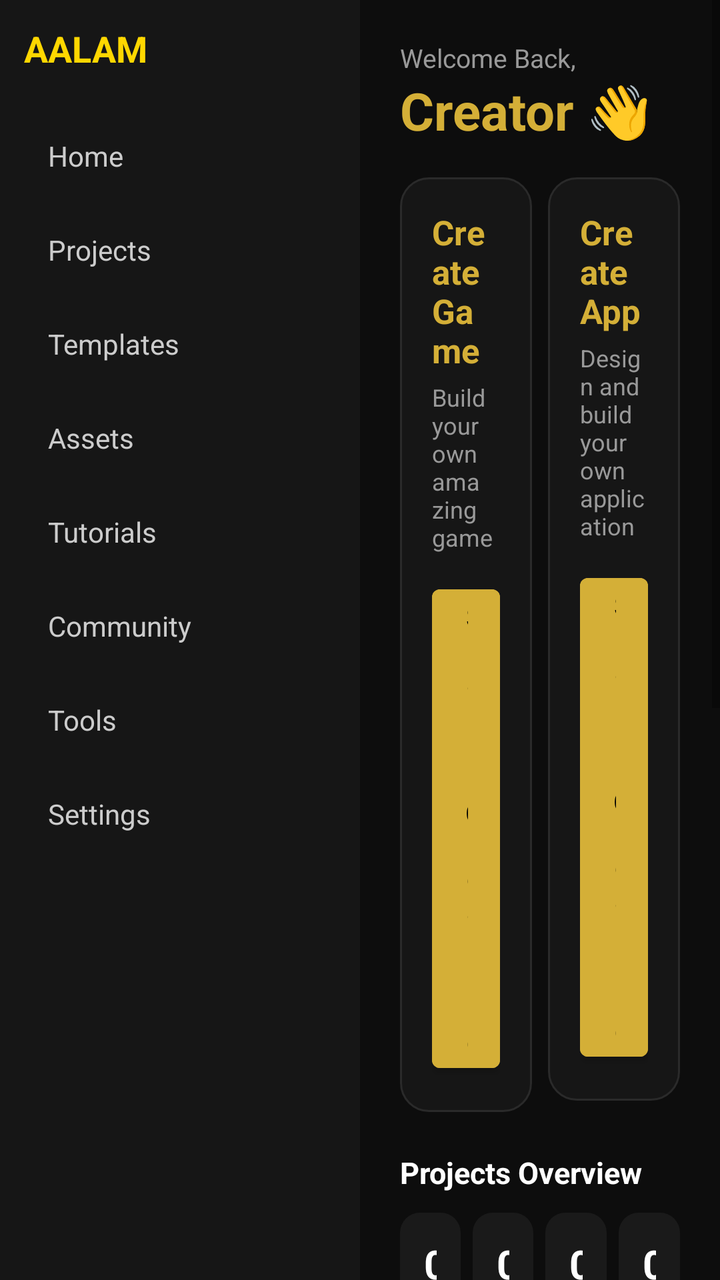
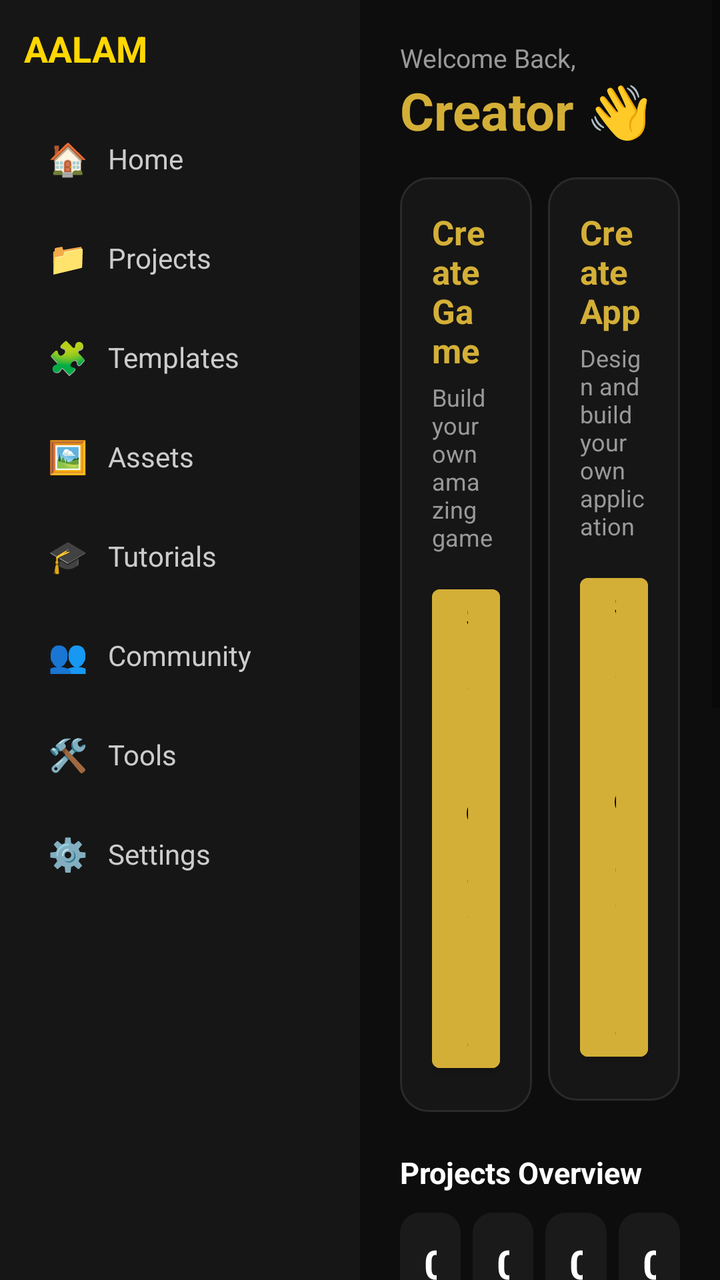

An Android layout rendered at two revisions. The XML below is the earlier revision; the diff shows what the commit changed to produce the second picture.
<!-- AndroidManifest.xml: application theme Theme.AalamStudio -->
<!-- res/layout/activity_main.xml -->
<?xml version="1.0" encoding="utf-8"?>
<LinearLayout xmlns:android="http://schemas.android.com/apk/res/android"
    android:layout_width="match_parent"
    android:layout_height="match_parent"
    android:orientation="horizontal"
    android:background="#0D0D0D">

    
    <LinearLayout
        android:layout_width="180dp"
        android:layout_height="match_parent"
        android:orientation="vertical"
        android:background="#161616"
        android:padding="12dp">

        <TextView
            android:layout_width="wrap_content"
            android:layout_height="wrap_content"
            android:text="AALAM"
            android:textColor="#FFD700"
            android:textSize="18sp"
            android:textStyle="bold"
            android:layout_marginBottom="20dp"/>

        <LinearLayout android:id="@+id/navHome" style="@style/SidebarRow">
            <TextView android:id="@+id/labelHome" style="@style/SidebarLabel" android:text="@string/nav_home"/>
        </LinearLayout>
        <LinearLayout android:id="@+id/navProjects" style="@style/SidebarRow">
            <TextView android:id="@+id/labelProjects" style="@style/SidebarLabel" android:text="@string/nav_projects"/>
        </LinearLayout>
        <LinearLayout android:id="@+id/navTemplates" style="@style/SidebarRow">
            <TextView android:id="@+id/labelTemplates" style="@style/SidebarLabel" android:text="@string/nav_templates"/>
        </LinearLayout>
        <LinearLayout android:id="@+id/navAssets" style="@style/SidebarRow">
            <TextView android:id="@+id/labelAssets" style="@style/SidebarLabel" android:text="@string/nav_assets"/>
        </LinearLayout>
        <LinearLayout android:id="@+id/navTutorials" style="@style/SidebarRow">
            <TextView android:id="@+id/labelTutorials" style="@style/SidebarLabel" android:text="@string/nav_tutorials"/>
        </LinearLayout>
        <LinearLayout android:id="@+id/navCommunity" style="@style/SidebarRow">
            <TextView android:id="@+id/labelCommunity" style="@style/SidebarLabel" android:text="@string/nav_community"/>
        </LinearLayout>
        <LinearLayout android:id="@+id/navTools" style="@style/SidebarRow">
            <TextView android:id="@+id/labelTools" style="@style/SidebarLabel" android:text="@string/nav_tools"/>
        </LinearLayout>
        <LinearLayout android:id="@+id/navSettings" style="@style/SidebarRow">
            <TextView android:id="@+id/labelSettings" style="@style/SidebarLabel" android:text="@string/nav_settings"/>
        </LinearLayout>

    </LinearLayout>

    
    <FrameLayout
        android:layout_width="0dp"
        android:layout_height="match_parent"
        android:layout_weight="1">

        
        <ScrollView
            android:id="@+id/panelHome"
            android:layout_width="match_parent"
            android:layout_height="match_parent"
            android:visibility="visible">

            <LinearLayout
                android:layout_width="match_parent"
                android:layout_height="wrap_content"
                android:orientation="vertical"
                android:padding="20dp">

                
                <TextView
                    android:layout_width="wrap_content"
                    android:layout_height="wrap_content"
                    android:text="Welcome Back,"
                    android:textColor="@color/text_secondary"
                    android:textSize="13sp"/>

                <TextView
                    android:layout_width="wrap_content"
                    android:layout_height="wrap_content"
                    android:text="Creator 👋"
                    android:textColor="@color/gold"
                    android:textSize="26sp"
                    android:textStyle="bold"
                    android:layout_marginBottom="16dp"/>

                
                <LinearLayout
                    android:layout_width="match_parent"
                    android:layout_height="wrap_content"
                    android:orientation="horizontal"
                    android:layout_marginBottom="20dp">

                    <LinearLayout
                        android:layout_width="0dp"
                        android:layout_height="wrap_content"
                        android:layout_weight="1"
                        android:layout_marginEnd="8dp"
                        android:orientation="vertical"
                        android:background="@drawable/bg_card"
                        android:padding="16dp">

                        <TextView
                            android:layout_width="wrap_content"
                            android:layout_height="wrap_content"
                            android:text="Create Game"
                            android:textColor="@color/gold"
                            android:textSize="17sp"
                            android:textStyle="bold"/>

                        <TextView
                            android:layout_width="wrap_content"
                            android:layout_height="wrap_content"
                            android:layout_marginTop="4dp"
                            android:layout_marginBottom="12dp"
                            android:text="Build your own amazing game"
                            android:textColor="@color/text_secondary"
                            android:textSize="12sp"/>

                        <Button
                            android:id="@+id/btnCreateGame"
                            android:layout_width="wrap_content"
                            android:layout_height="wrap_content"
                            android:text="Start Creating"
                            android:textAllCaps="false"
                            android:backgroundTint="@color/gold"
                            android:textColor="#000000"/>

                    </LinearLayout>

                    <LinearLayout
                        android:layout_width="0dp"
                        android:layout_height="wrap_content"
                        android:layout_weight="1"
                        android:orientation="vertical"
                        android:background="@drawable/bg_card"
                        android:padding="16dp">

                        <TextView
                            android:layout_width="wrap_content"
                            android:layout_height="wrap_content"
                            android:text="Create App"
                            android:textColor="@color/gold"
                            android:textSize="17sp"
                            android:textStyle="bold"/>

                        <TextView
                            android:layout_width="wrap_content"
                            android:layout_height="wrap_content"
                            android:layout_marginTop="4dp"
                            android:layout_marginBottom="12dp"
                            android:text="Design and build your own application"
                            android:textColor="@color/text_secondary"
                            android:textSize="12sp"/>

                        <Button
                            android:id="@+id/btnCreateApp"
                            android:layout_width="wrap_content"
                            android:layout_height="wrap_content"
                            android:text="Start Creating"
                            android:textAllCaps="false"
                            android:backgroundTint="@color/gold"
                            android:textColor="#000000"/>

                    </LinearLayout>

                </LinearLayout>

                
                <TextView
                    android:layout_width="wrap_content"
                    android:layout_height="wrap_content"
                    android:text="Projects Overview"
                    android:textColor="@color/text_primary"
                    android:textSize="15sp"
                    android:textStyle="bold"
                    android:layout_marginBottom="10dp"/>

                <LinearLayout
                    android:layout_width="match_parent"
                    android:layout_height="wrap_content"
                    android:orientation="horizontal"
                    android:layout_marginBottom="20dp">

                    <LinearLayout android:layout_width="0dp" android:layout_height="wrap_content" android:layout_weight="1" android:layout_marginEnd="6dp" android:orientation="vertical" android:background="@drawable/bg_stat_card" android:padding="12dp">
                        <TextView android:id="@+id/statTotalProjects" android:layout_width="wrap_content" android:layout_height="wrap_content" android:text="0" android:textColor="@color/text_primary" android:textSize="20sp" android:textStyle="bold"/>
                        <TextView android:layout_width="wrap_content" android:layout_height="wrap_content" android:text="Total Projects" android:textColor="@color/text_secondary" android:textSize="11sp"/>
                    </LinearLayout>

                    <LinearLayout android:layout_width="0dp" android:layout_height="wrap_content" android:layout_weight="1" android:layout_marginEnd="6dp" android:orientation="vertical" android:background="@drawable/bg_stat_card" android:padding="12dp">
                        <TextView android:id="@+id/statGames" android:layout_width="wrap_content" android:layout_height="wrap_content" android:text="0" android:textColor="@color/text_primary" android:textSize="20sp" android:textStyle="bold"/>
                        <TextView android:layout_width="wrap_content" android:layout_height="wrap_content" android:text="Games" android:textColor="@color/text_secondary" android:textSize="11sp"/>
                    </LinearLayout>

                    <LinearLayout android:layout_width="0dp" android:layout_height="wrap_content" android:layout_weight="1" android:layout_marginEnd="6dp" android:orientation="vertical" android:background="@drawable/bg_stat_card" android:padding="12dp">
                        <TextView android:id="@+id/statApps" android:layout_width="wrap_content" android:layout_height="wrap_content" android:text="0" android:textColor="@color/text_primary" android:textSize="20sp" android:textStyle="bold"/>
                        <TextView android:layout_width="wrap_content" android:layout_height="wrap_content" android:text="Apps" android:textColor="@color/text_secondary" android:textSize="11sp"/>
                    </LinearLayout>

                    <LinearLayout android:layout_width="0dp" android:layout_height="wrap_content" android:layout_weight="1" android:orientation="vertical" android:background="@drawable/bg_stat_card" android:padding="12dp">
                        <TextView android:id="@+id/statAssets" android:layout_width="wrap_content" android:layout_height="wrap_content" android:text="0" android:textColor="@color/text_primary" android:textSize="20sp" android:textStyle="bold"/>
                        <TextView android:layout_width="wrap_content" android:layout_height="wrap_content" android:text="Assets" android:textColor="@color/text_secondary" android:textSize="11sp"/>
                    </LinearLayout>

                </LinearLayout>

                
                <TextView
                    android:layout_width="wrap_content"
                    android:layout_height="wrap_content"
                    android:text="Recent Projects"
                    android:textColor="@color/text_primary"
                    android:textSize="15sp"
                    android:textStyle="bold"
                    android:layout_marginBottom="10dp"/>

                <HorizontalScrollView
                    android:layout_width="match_parent"
                    android:layout_height="wrap_content"
                    android:scrollbars="none"
                    android:layout_marginBottom="20dp">

                    <LinearLayout
                        android:id="@+id/recentProjectsContainer"
                        android:layout_width="wrap_content"
                        android:layout_height="wrap_content"
                        android:orientation="horizontal">

                        <TextView
                            android:id="@+id/emptyProjectsText"
                            android:layout_width="wrap_content"
                            android:layout_height="wrap_content"
                            android:text="No projects yet — tap Create App or Create Game to start"
                            android:textColor="@color/text_secondary"
                            android:textSize="12sp"/>

                    </LinearLayout>
                </HorizontalScrollView>

                
                <TextView
                    android:layout_width="wrap_content"
                    android:layout_height="wrap_content"
                    android:text="Tools &amp; Resources"
                    android:textColor="@color/text_primary"
                    android:textSize="15sp"
                    android:textStyle="bold"
                    android:layout_marginBottom="10dp"/>

                <LinearLayout
                    android:layout_width="match_parent"
                    android:layout_height="wrap_content"
                    android:orientation="horizontal">

                    <LinearLayout android:layout_width="0dp" android:layout_height="wrap_content" android:layout_weight="1" android:layout_marginEnd="6dp" android:orientation="vertical" android:background="@drawable/bg_card" android:padding="10dp">
                        <TextView android:layout_width="wrap_content" android:layout_height="wrap_content" android:text="Templates" android:textColor="@color/text_primary" android:textSize="12sp" android:textStyle="bold"/>
                        <TextView android:layout_width="wrap_content" android:layout_height="wrap_content" android:text="200+" android:textColor="@color/text_secondary" android:textSize="10sp"/>
                    </LinearLayout>

                    <LinearLayout android:layout_width="0dp" android:layout_height="wrap_content" android:layout_weight="1" android:layout_marginEnd="6dp" android:orientation="vertical" android:background="@drawable/bg_card" android:padding="10dp">
                        <TextView android:layout_width="wrap_content" android:layout_height="wrap_content" android:text="Assets" android:textColor="@color/text_primary" android:textSize="12sp" android:textStyle="bold"/>
                        <TextView android:layout_width="wrap_content" android:layout_height="wrap_content" android:text="5000+" android:textColor="@color/text_secondary" android:textSize="10sp"/>
                    </LinearLayout>

                    <LinearLayout android:layout_width="0dp" android:layout_height="wrap_content" android:layout_weight="1" android:layout_marginEnd="6dp" android:orientation="vertical" android:background="@drawable/bg_card" android:padding="10dp">
                        <TextView android:layout_width="wrap_content" android:layout_height="wrap_content" android:text="Tutorials" android:textColor="@color/text_primary" android:textSize="12sp" android:textStyle="bold"/>
                        <TextView android:layout_width="wrap_content" android:layout_height="wrap_content" android:text="Learn" android:textColor="@color/text_secondary" android:textSize="10sp"/>
                    </LinearLayout>

                    <LinearLayout android:layout_width="0dp" android:layout_height="wrap_content" android:layout_weight="1" android:orientation="vertical" android:background="@drawable/bg_card" android:padding="10dp">
                        <TextView android:layout_width="wrap_content" android:layout_height="wrap_content" android:text="Community" android:textColor="@color/text_primary" android:textSize="12sp" android:textStyle="bold"/>
                        <TextView android:layout_width="wrap_content" android:layout_height="wrap_content" android:text="Connect" android:textColor="@color/text_secondary" android:textSize="10sp"/>
                    </LinearLayout>

                </LinearLayout>

            </LinearLayout>

        </ScrollView>

        
        <LinearLayout
            android:id="@+id/panelPlaceholder"
            android:layout_width="match_parent"
            android:layout_height="match_parent"
            android:orientation="vertical"
            android:gravity="center"
            android:padding="20dp"
            android:visibility="gone">

            <TextView
                android:id="@+id/placeholderTitle"
                android:layout_width="wrap_content"
                android:layout_height="wrap_content"
                android:text="Projects"
                android:textColor="#FFFFFF"
                android:textSize="22sp"
                android:textStyle="bold"/>

            <TextView
                android:layout_width="wrap_content"
                android:layout_height="wrap_content"
                android:layout_marginTop="8dp"
                android:text="Coming soon"
                android:textColor="#888888"
                android:textSize="14sp"/>

        </LinearLayout>

    </FrameLayout>

</LinearLayout>
<!-- resources referenced by this layout -->
<resources>
  <color name="gold">#D4AF37</color>
  <color name="text_primary">#FFFFFF</color>
  <color name="text_secondary">#999999</color>
  <!-- drawable bg_card (drawable) -->
  <?xml version="1.0" encoding="utf-8"?>
  <shape xmlns:android="http://schemas.android.com/apk/res/android" android:shape="rectangle">
      <solid android:color="@color/card_bg"/>
      <corners android:radius="14dp"/>
      <stroke android:width="1dp" android:color="@color/card_border"/>
  </shape>
  <!-- drawable bg_stat_card (drawable) -->
  <?xml version="1.0" encoding="utf-8"?>
  <shape xmlns:android="http://schemas.android.com/apk/res/android" android:shape="rectangle">
      <solid android:color="#1A1A1A"/>
      <corners android:radius="10dp"/>
  </shape>
  <string name="nav_assets">Assets</string>
  <string name="nav_community">Community</string>
  <string name="nav_home">Home</string>
  <string name="nav_projects">Projects</string>
  <string name="nav_settings">Settings</string>
  <string name="nav_templates">Templates</string>
  <string name="nav_tools">Tools</string>
  <string name="nav_tutorials">Tutorials</string>
  <style name="SidebarLabel">
          <item name="android:layout_width">wrap_content</item>
          <item name="android:layout_height">wrap_content</item>
          <item name="android:textColor">#CCCCCC</item>
          <item name="android:textSize">14sp</item>
      </style>
  <style name="SidebarRow">
          <item name="android:layout_width">match_parent</item>
          <item name="android:layout_height">wrap_content</item>
          <item name="android:orientation">horizontal</item>
          <item name="android:gravity">center_vertical</item>
          <item name="android:background">@drawable/bg_sidebar_item</item>
          <item name="android:padding">12dp</item>
          <item name="android:layout_marginBottom">4dp</item>
      </style>
  <style name="Theme.AalamStudio" parent="Theme.MaterialComponents.DayNight.NoActionBar">
          <item name="colorPrimary">@color/gold</item>
          <item name="android:windowBackground">@color/navy</item>
          <item name="android:statusBarColor">#0D0D0D</item>
      </style>
  <color name="card_bg">#161616</color>
  <color name="card_border">#2A2A2A</color>
  <!-- drawable bg_sidebar_item (drawable) -->
  <?xml version="1.0" encoding="utf-8"?>
  <selector xmlns:android="http://schemas.android.com/apk/res/android">
      <item android:state_selected="true">
          <shape android:shape="rectangle">
              <solid android:color="#221A00"/>
              <corners android:radius="8dp"/>
          </shape>
      </item>
      <item>
          <shape android:shape="rectangle">
              <solid android:color="#00000000"/>
          </shape>
      </item>
  </selector>
  <color name="navy">#0D0D0D</color>
</resources>

<!-- the commit's change to res/layout/activity_main.xml (unified diff, before → after) -->
@@ -23,27 +23,35 @@
             android:layout_marginBottom="20dp"/>
 
         <LinearLayout android:id="@+id/navHome" style="@style/SidebarRow">
+            <TextView style="@style/SidebarIcon" android:text="🏠"/>
             <TextView android:id="@+id/labelHome" style="@style/SidebarLabel" android:text="@string/nav_home"/>
         </LinearLayout>
         <LinearLayout android:id="@+id/navProjects" style="@style/SidebarRow">
+            <TextView style="@style/SidebarIcon" android:text="📁"/>
             <TextView android:id="@+id/labelProjects" style="@style/SidebarLabel" android:text="@string/nav_projects"/>
         </LinearLayout>
         <LinearLayout android:id="@+id/navTemplates" style="@style/SidebarRow">
+            <TextView style="@style/SidebarIcon" android:text="🧩"/>
             <TextView android:id="@+id/labelTemplates" style="@style/SidebarLabel" android:text="@string/nav_templates"/>
         </LinearLayout>
         <LinearLayout android:id="@+id/navAssets" style="@style/SidebarRow">
+            <TextView style="@style/SidebarIcon" android:text="🖼️"/>
             <TextView android:id="@+id/labelAssets" style="@style/SidebarLabel" android:text="@string/nav_assets"/>
         </LinearLayout>
         <LinearLayout android:id="@+id/navTutorials" style="@style/SidebarRow">
+            <TextView style="@style/SidebarIcon" android:text="🎓"/>
             <TextView android:id="@+id/labelTutorials" style="@style/SidebarLabel" android:text="@string/nav_tutorials"/>
         </LinearLayout>
         <LinearLayout android:id="@+id/navCommunity" style="@style/SidebarRow">
+            <TextView style="@style/SidebarIcon" android:text="👥"/>
             <TextView android:id="@+id/labelCommunity" style="@style/SidebarLabel" android:text="@string/nav_community"/>
         </LinearLayout>
         <LinearLayout android:id="@+id/navTools" style="@style/SidebarRow">
+            <TextView style="@style/SidebarIcon" android:text="🛠️"/>
             <TextView android:id="@+id/labelTools" style="@style/SidebarLabel" android:text="@string/nav_tools"/>
         </LinearLayout>
         <LinearLayout android:id="@+id/navSettings" style="@style/SidebarRow">
+            <TextView style="@style/SidebarIcon" android:text="⚙️"/>
             <TextView android:id="@+id/labelSettings" style="@style/SidebarLabel" android:text="@string/nav_settings"/>
         </LinearLayout>
 
@@ -68,7 +76,6 @@
                 android:orientation="vertical"
                 android:padding="20dp">
 
-                
                 <TextView
                     android:layout_width="wrap_content"
                     android:layout_height="wrap_content"
@@ -85,7 +92,6 @@
                     android:textStyle="bold"
                     android:layout_marginBottom="16dp"/>
 
-                
                 <LinearLayout
                     android:layout_width="match_parent"
                     android:layout_height="wrap_content"
@@ -167,7 +173,6 @@
 
                 </LinearLayout>
 
-                
                 <TextView
                     android:layout_width="wrap_content"
                     android:layout_height="wrap_content"
@@ -205,7 +210,6 @@
 
                 </LinearLayout>
 
-                
                 <TextView
                     android:layout_width="wrap_content"
                     android:layout_height="wrap_content"
@@ -238,7 +242,6 @@
                     </LinearLayout>
                 </HorizontalScrollView>
 
-                
                 <TextView
                     android:layout_width="wrap_content"
                     android:layout_height="wrap_content"
<!-- resource entries referenced after the edit -->
@@ -24,6 +24,13 @@
   <string name="nav_templates">Templates</string>
   <string name="nav_tools">Tools</string>
   <string name="nav_tutorials">Tutorials</string>
+  <style name="SidebarIcon">
+          <item name="android:layout_width">wrap_content</item>
+          <item name="android:layout_height">wrap_content</item>
+          <item name="android:textColor">#FFD700</item>
+          <item name="android:textSize">16sp</item>
+          <item name="android:layout_marginEnd">10dp</item>
+      </style>
   <style name="SidebarLabel">
           <item name="android:layout_width">wrap_content</item>
           <item name="android:layout_height">wrap_content</item>
